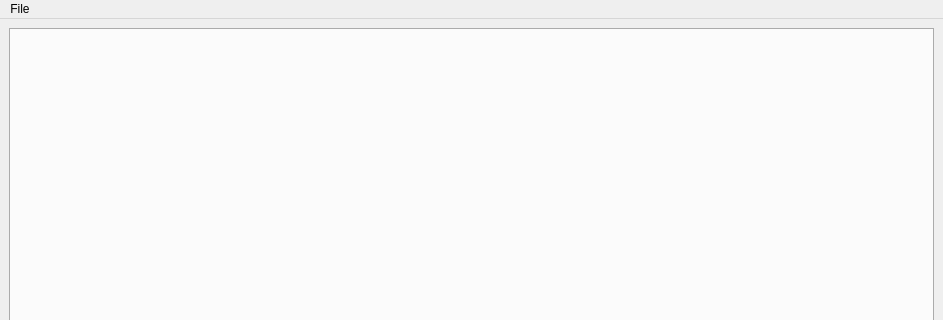
The window that apps/analyzer/ui_polaris.ui (mjavanmardi/polaris) describes before a commit, drawn with Qt 5; both pictures show x 0 to 943 and y 0 to 320 of the 943 by 531 pixel window.
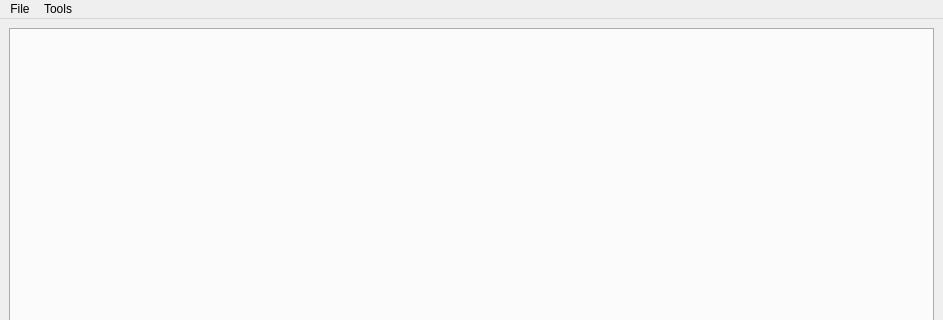
The same window after the commit. Icons and pictures are not drawn.

Patch:
```diff
--- a/apps/analyzer/ui_polaris.ui
+++ b/apps/analyzer/ui_polaris.ui
@@ -58,7 +58,16 @@
     <addaction name="actionDraw"/>
     <addaction name="actionQuit"/>
    </widget>
+   <widget class="QMenu" name="menuTools">
+    <property name="title">
+     <string>Tools</string>
+    </property>
+    <addaction name="actionNew_XY_DB_Plot"/>
+    <addaction name="actionNew_XY_DB_Plot_1"/>
+    <addaction name="actionTravel_Time_Layer"/>
+   </widget>
    <addaction name="menuFile"/>
+   <addaction name="menuTools"/>
   </widget>
   <widget class="QStatusBar" name="statusbar"/>
   <action name="actionDatabase">
```
Left out of the diff: 15 changed lines with no effect on the pictures.
